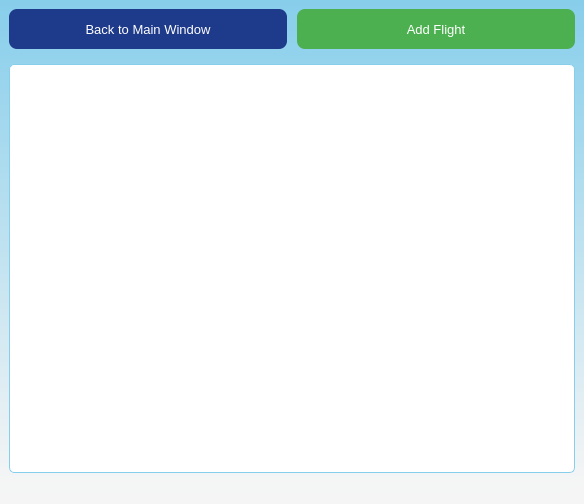
Before: the Qt Designer form flightswindow.ui in SherifHamdy23/Expedia_Cpp, drawn with Qt 5.
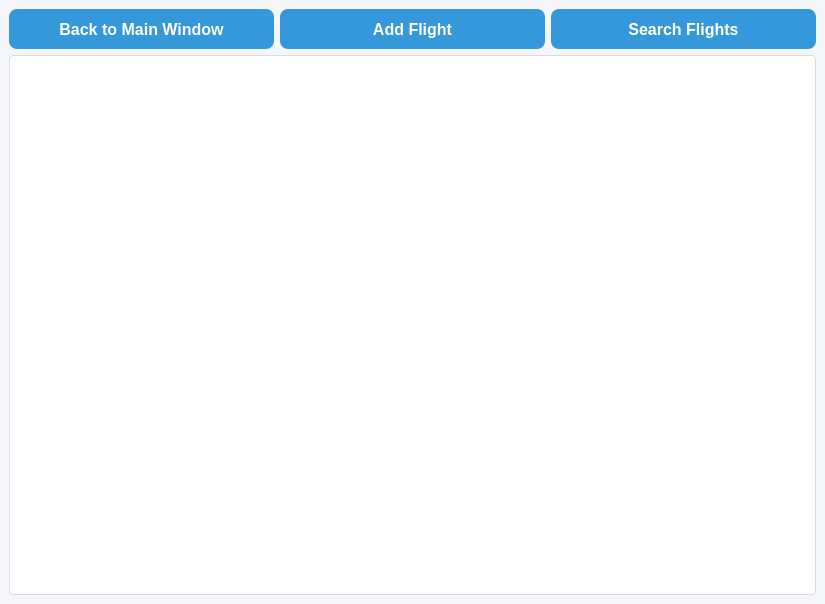
After: the same form once the commit is applied. Icons and pictures are not drawn.

```diff
--- a/flightswindow.ui
+++ b/flightswindow.ui
@@ -6,30 +6,25 @@
    <rect>
     <x>0</x>
     <y>0</y>
-    <width>584</width>
-    <height>504</height>
+    <width>825</width>
+    <height>604</height>
    </rect>
   </property>
   <property name="windowTitle">
    <string>Flight Management</string>
   </property>
   <property name="styleSheet">
-   <string>background: qlineargradient(x1:0, y1:0, x2:0, y2:1, stop:0 #87CEEB, stop:1 #F5F5F5);
-           background-image: url('https://www.transparentpng.com/thumb/plane/transparent-airplane-png-image-2.png');
-           background-repeat: no-repeat;
-           background-position: center 20%;
-           background-size: 150px;</string>
+   <string>QMainWindow { background-color: #f5f6fa; }
+QPushButton { background-color: #3498db; color: white; border-radius: 8px; padding: 10px; font-size: 16px; font-weight: bold; }
+QPushButton:hover { background-color: #2980b9; }
+QTableView { background-color: white; border: 1px solid #dcdcdc; border-radius: 4px; gridline-color: #ecf0f1; font-size: 14px; }
+QTableView::item { padding: 8px; }
+QTableView::item:selected { background-color: #3498db; color: white; }</string>
   </property>
   <widget class="QWidget" name="centralwidget">
-   <layout class="QVBoxLayout" name="mainLayout">
-    <property name="spacing">
-     <number>15</number>
-    </property>
+   <layout class="QVBoxLayout" name="verticalLayout">
     <item>
-     <layout class="QHBoxLayout" name="buttonLayout">
-      <property name="spacing">
-       <number>10</number>
-      </property>
+     <layout class="QHBoxLayout" name="horizontalLayout">
       <item>
        <widget class="QPushButton" name="backBtn">
         <property name="minimumSize">
@@ -38,14 +33,6 @@
           <height>40</height>
          </size>
         </property>
-        <property name="font">
-         <font>
-          <pointsize>10</pointsize>
-         </font>
-        </property>
-        <property name="styleSheet">
-         <string>background-color: #1E3A8A; color: white; border-radius: 8px; padding: 5px;</string>
-        </property>
         <property name="text">
          <string>Back to Main Window</string>
         </property>
@@ -59,55 +46,31 @@
           <height>40</height>
          </size>
         </property>
-        <property name="font">
-         <font>
-          <pointsize>10</pointsize>
-         </font>
-        </property>
-        <property name="styleSheet">
-         <string>background-color: #4CAF50; color: white; border-radius: 8px; padding: 5px;</string>
-        </property>
         <property name="text">
          <string>Add Flight</string>
         </property>
        </widget>
       </item>
+      <item>
+       <widget class="QPushButton" name="searchButton">
+        <property name="minimumSize">
+         <size>
+          <width>150</width>
+          <height>40</height>
+         </size>
+        </property>
+        <property name="text">
+         <string>Search Flights</string>
+        </property>
+       </widget>
+      </item>
      </layout>
     </item>
     <item>
-     <widget class="QTableView" name="tableView">
-      <property name="sizePolicy">
-       <sizepolicy hsizetype="Expanding" vsizetype="Expanding">
-        <horstretch>0</horstretch>
-        <verstretch>0</verstretch>
-       </sizepolicy>
-      </property>
-      <property name="styleSheet">
-       <string>background-color: #FFFFFF; alternate-background-color: #F0F8FF; 
-               gridline-color: #87CEEB; border: 1px solid #87CEEB; border-radius: 5px;</string>
-      </property>
-     </widget>
+     <widget class="QTableView" name="tableView"/>
     </item>
    </layout>
   </widget>
-  <widget class="QMenuBar" name="menubar">
-   <property name="geometry">
-    <rect>
-     <x>0</x>
-     <y>0</y>
-     <width>584</width>
-     <height>21</height>
-    </rect>
-   </property>
-   <property name="styleSheet">
-    <string>background: qlineargradient(x1:0, y1:0, x2:0, y2:1, stop:0 #87CEEB, stop:1 #1E3A8A); color: white;</string>
-   </property>
-  </widget>
-  <widget class="QStatusBar" name="statusbar">
-   <property name="styleSheet">
-    <string>background-color: rgba(245, 245, 245, 0.8); color: #333333;</string>
-   </property>
-  </widget>
  </widget>
  <resources/>
  <connections/>
```
Left out of the diff: 2 changed lines with no effect on the pictures.
